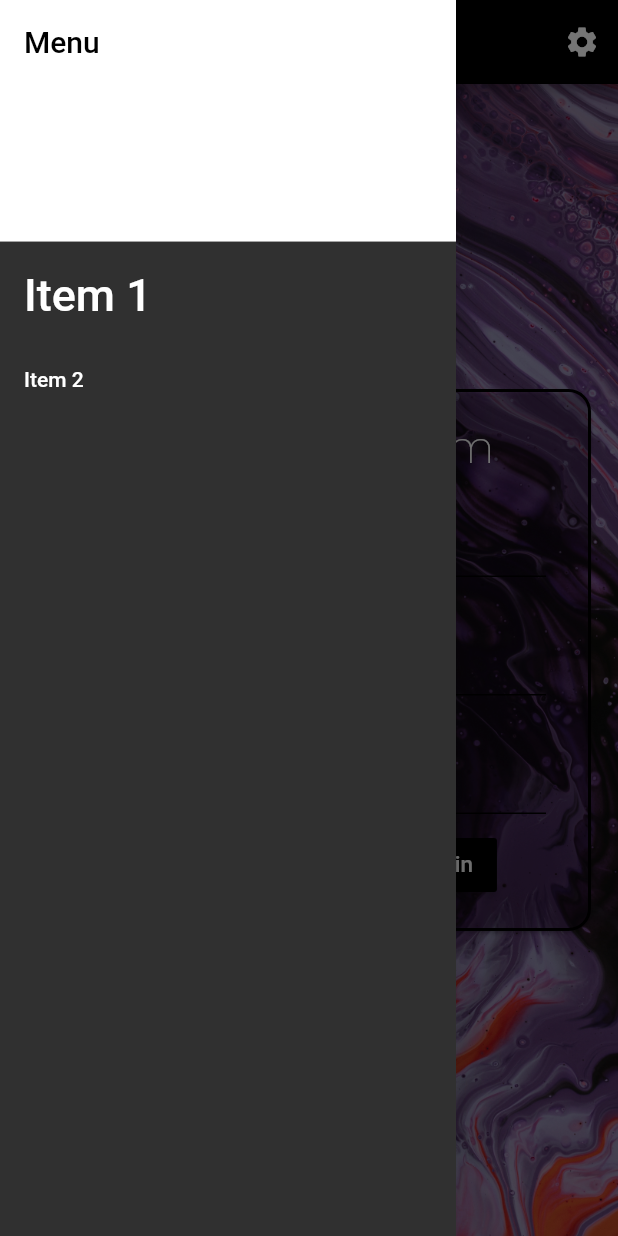
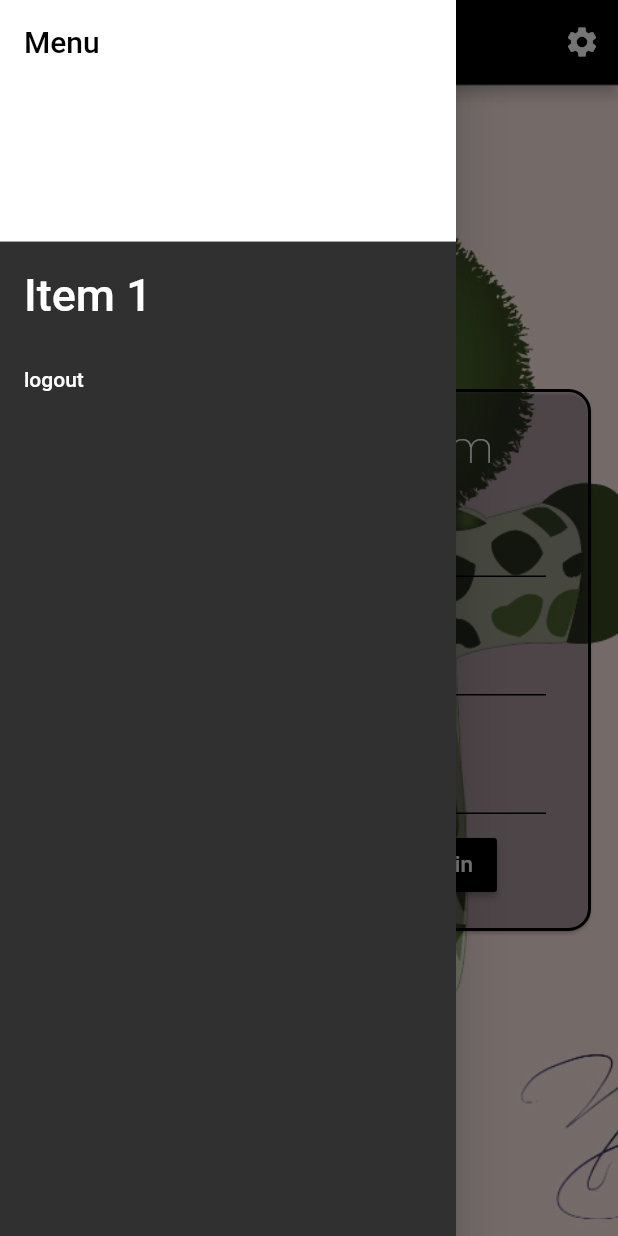
Before and after one commit to Geek-a-Byte/project2, a Flutter app: the SignUp screen opened by its route, with the side drawer open, on a phone screen of 412 x 824 dp. Run offline on Flutter 3.47's test engine with Material 2 defaults, Android fonts, the phone set to English and light mode, and no system bars; our stand-ins replace google_fonts, shared_preferences; missing offline and left inert: flutter_awesome_alert_box; accounts and stored records are empty; network calls fail.

Commit message:
fine changes

```diff
--- a/lib/SignUp.dart
+++ b/lib/SignUp.dart
@@ -75,15 +75,13 @@ class _SignUpState extends State<SignUp> {
                 style: TextStyle(fontSize: 30, color: Colors.white),
               ),
               onTap: () {
-                // Update the state of the app.
-                // ...
+                //setValue("isLoggedin", "false");
               },
             ),
             ListTile(
-              title: Text('Item 2'),
+              title: Text('logout'),
               onTap: () {
-                // Update the state of the app.
-                // ...
+                setValue("isLoggedin", "false");
               },
             ),
           ],
@@ -91,7 +89,7 @@ class _SignUpState extends State<SignUp> {
       ),
       body: Container(
         decoration: BoxDecoration(
-            /*gradient: LinearGradient(
+          /*gradient: LinearGradient(
           begin: Alignment.topRight,
           end: Alignment.bottomCenter,
           colors:[
@@ -102,8 +100,12 @@ class _SignUpState extends State<SignUp> {
           ]
     )*/
 
-            image: DecorationImage(
-                image: AssetImage('assets/abstract.jpg'), fit: BoxFit.cover)),
+          image: DecorationImage(
+              image: AssetImage('assets/kuchipooo.jpg'),
+              colorFilter: new ColorFilter.mode(
+                  Colors.black.withOpacity(0.000005), BlendMode.softLight),
+              fit: BoxFit.cover),
+        ),
         child: Center(
           child: Card(
             shape: RoundedRectangleBorder(
@@ -135,7 +137,7 @@ class _SignUpState extends State<SignUp> {
 
             //color: Color(hashCode),
 
-            //color: Color.fromRGBO(100, 10, 50, 5.0),
+            //color: Color.fromRGBO(0, 0, 40, 0.35),
 
             //color : const Color(0XFF880E4F), //0xff hocche opacity
 
@@ -160,7 +162,7 @@ class _SignUpState extends State<SignUp> {
                       padding: const EdgeInsets.all(10.0),
                       child: TextFormField(
                         style: TextStyle(
-                          color: Colors.redAccent[100],
+                          color: Colors.white70,
                         ),
                         controller: emailcontroller,
                         decoration: InputDecoration(
@@ -171,7 +173,7 @@ class _SignUpState extends State<SignUp> {
 
                           hintText: "yourEmailId@gmail.com",
 
-                          hintStyle: TextStyle(color: Colors.blueGrey),
+                          hintStyle: TextStyle(color: Colors.pink[50]),
 
                           enabledBorder: new UnderlineInputBorder(
                             borderSide: BorderSide(color: Colors.black),
@@ -184,8 +186,8 @@ class _SignUpState extends State<SignUp> {
                           ),
                         ),
                         cursorColor: Colors.black,
-                        cursorWidth: 7.000000,
-                        cursorRadius: Radius.elliptical(10, 15),
+                        //cursorWidth: 7.000000,
+                        //cursorRadius: Radius.elliptical(10, 15),
                       ),
                     ),
                     Padding(
@@ -198,7 +200,7 @@ class _SignUpState extends State<SignUp> {
 
                           hintText: "*********",
 
-                          labelStyle: TextStyle(color: Colors.white),
+                          labelStyle: TextStyle(color: Colors.pink[50]),
 
                           enabledBorder: new UnderlineInputBorder(
                             borderSide: BorderSide(color: Colors.black),
@@ -210,6 +212,7 @@ class _SignUpState extends State<SignUp> {
                             borderSide: BorderSide(color: Colors.white),
                           ),
                         ),
+                        cursorColor: Colors.black,
                       ),
                     ),
                     Padding(
@@ -222,7 +225,7 @@ class _SignUpState extends State<SignUp> {
 
                           hintText: "*********",
 
-                          labelStyle: TextStyle(color: Colors.white),
+                          labelStyle: TextStyle(color: Colors.pink[50]),
 
                           enabledBorder: new UnderlineInputBorder(
                             borderSide: BorderSide(color: Colors.black),
@@ -234,6 +237,7 @@ class _SignUpState extends State<SignUp> {
                             borderSide: BorderSide(color: Colors.white),
                           ),
                         ),
+                        cursorColor: Colors.black,
                       ),
                     ),
                     Row(
--- a/lib/settings.dart
+++ b/lib/settings.dart
@@ -15,7 +15,7 @@ setValue(String key, String value) async {
 
 getValue(String key) async {
   SharedPreferences storage = await SharedPreferences.getInstance();
-  await storage.getString(key);
+  return await storage.getString(key);
   //int counter = (prefs.getInt('counter') ?? 0) + 1;
   //print('Pressed $counter times.');
   //await prefs.setInt('counter', counter);
--- a/pubspec.yaml
+++ b/pubspec.yaml
@@ -51,6 +51,9 @@ flutter:
     - assets/abstract2.jpg
     - assets/abstract.jpg
     - assets/watch.jpg
+    - assets/kuchipooo.jpg
+    - assets/gif.gif
+    - assets/loading.gif
   #  - images/a_dot_ham.jpeg
   # An image asset can refer to one or more resolution-specific "variants", see
   # https://flutter.dev/assets-and-images/#resolution-aware.
```
Also changed, not shown: lib/SplashScreen.dart (+27 -46 lines), lib/signin.dart (+32 -33 lines), assets/kuchipooo.jpg (added), assets/loading.gif (added), 1 other file.
